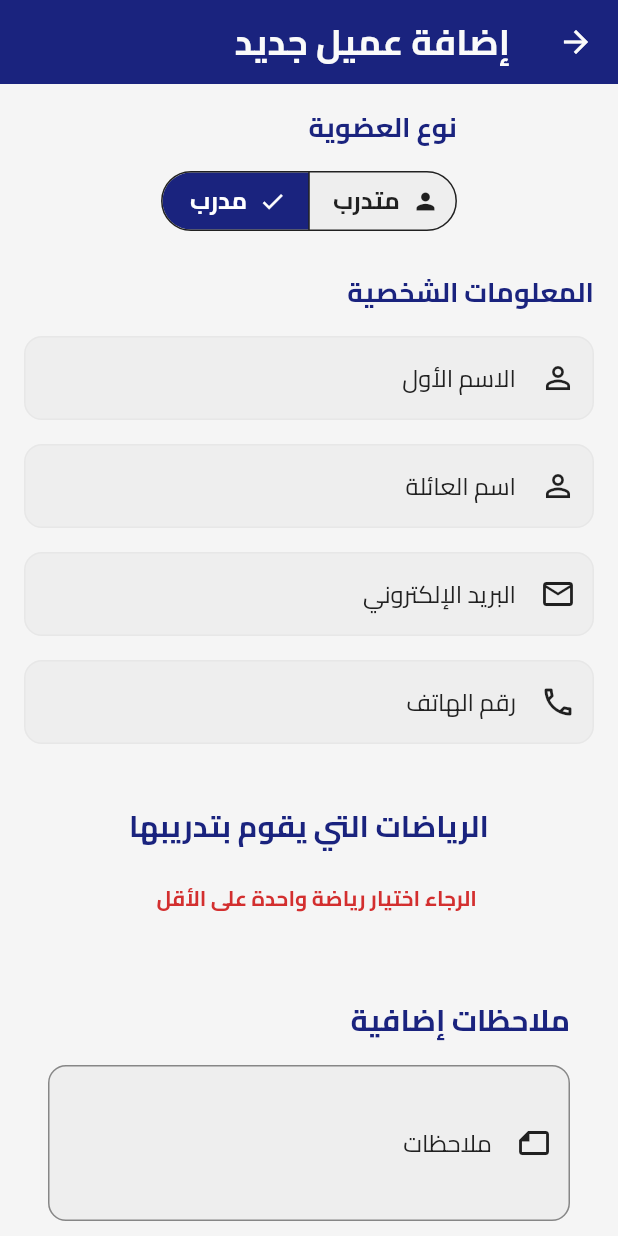
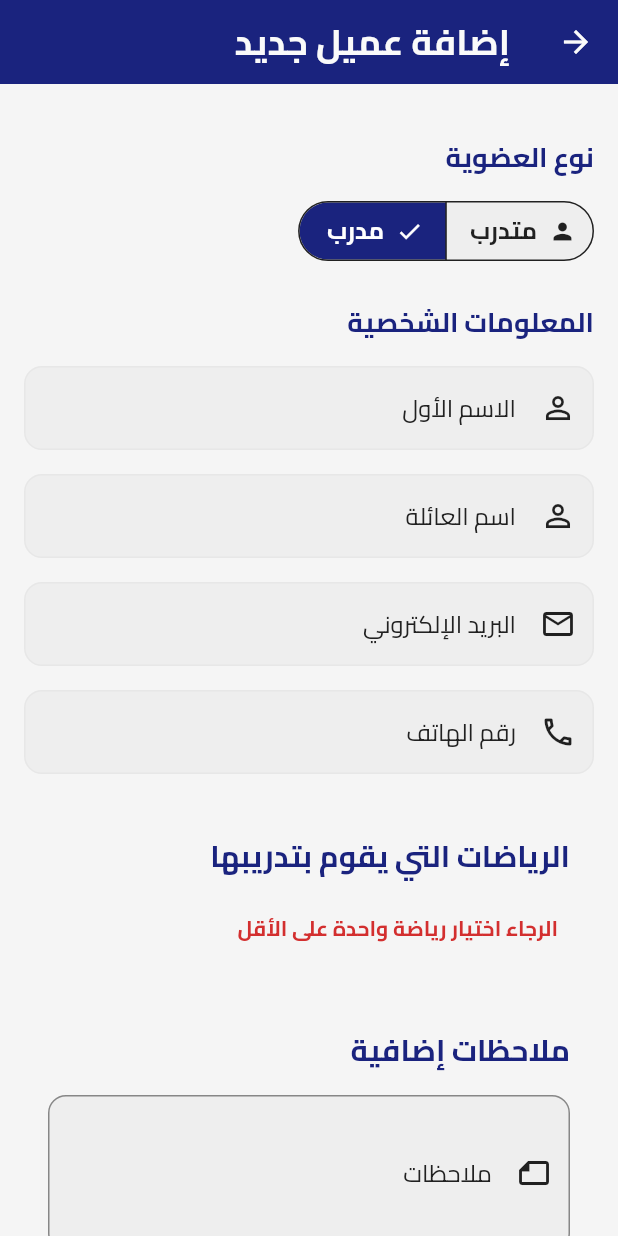
Before and after one commit to Rayen-nasser/gym_manager, a Flutter app: the AddClientScreen screen opened directly, after a tap on "مدرب", on a phone screen of 412 x 824 dp. Run offline on Flutter 3.47's test engine with Material 3 defaults, Android fonts, the phone set to English and light mode, and no system bars; our stand-ins replace cloud_firestore, firebase_auth, firebase_core, shared_preferences; accounts and stored records are empty.

```diff
--- a/lib/screens/client/add_edit_client_screen.dart
+++ b/lib/screens/client/add_edit_client_screen.dart
@@ -158,7 +158,10 @@ class _AddClientScreenState extends State<AddClientScreen> {
   }
 
   Widget _buildPhoneLayout() {
-    return Column(
+    return Padding(
+      padding: const EdgeInsets.symmetric( vertical: 20.0), // Add padding to the layout
+      child: Column(
+        crossAxisAlignment: CrossAxisAlignment.start, // Align children to the start
         children: [
           _buildTypeSelection(context),
           const SizedBox(height: 16),
@@ -172,8 +175,10 @@ class _AddClientScreenState extends State<AddClientScreen> {
           const SizedBox(height: 16),
           _buildNotes(),
         ],
+      ),
     );
   }
+
 
   Widget _buildTypeSelection(BuildContext context) {
     return Column(
@@ -569,12 +574,6 @@ class _AddClientScreenState extends State<AddClientScreen> {
           borderRadius: BorderRadius.circular(12),
         ),
       ),
-      icon: _isLoading
-          ? CircularProgressIndicator(
-        color: Colors.white,
-        strokeWidth: 2,
-      )
-          : const Icon(Icons.add, color: Colors.white),
       label: _isLoading
           ? SizedBox(
         width: 16, // Adjust width to center spinner
```
Lines whose indentation alone changed are shown as unchanged.
